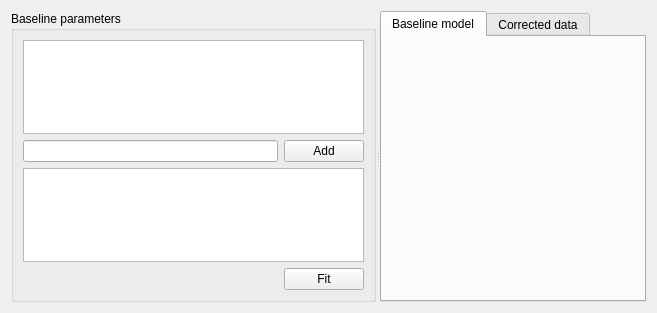
Qt form Code/Mantid/MantidQt/CustomInterfaces/inc/MantidQtCustomInterfaces/Muon/ALCBaselineModellingView.ui (mantidproject/mantid) before a commit.
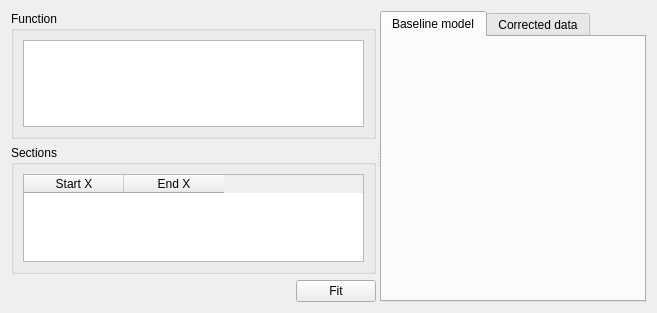
The same form after that commit. Custom widgets are drawn as their Qt base class.

Commit message: Refs #9213. Use table to present sections

```diff
--- a/Code/Mantid/MantidQt/CustomInterfaces/inc/MantidQtCustomInterfaces/Muon/ALCBaselineModellingView.ui
+++ b/Code/Mantid/MantidQt/CustomInterfaces/inc/MantidQtCustomInterfaces/Muon/ALCBaselineModellingView.ui
@@ -13,45 +13,68 @@
   <property name="windowTitle">
    <string>Form</string>
   </property>
-  <layout class="QVBoxLayout" name="verticalLayout_2">
+  <layout class="QVBoxLayout" name="verticalLayout">
    <item>
     <widget class="QSplitter" name="splitter">
      <property name="orientation">
       <enum>Qt::Horizontal</enum>
      </property>
-     <widget class="QGroupBox" name="verticalGroupBox">
-      <property name="title">
-       <string>Baseline parameters</string>
-      </property>
-      <property name="flat">
-       <bool>false</bool>
-      </property>
-      <property name="checkable">
-       <bool>false</bool>
-      </property>
-      <layout class="QVBoxLayout" name="verticalLayout">
+     <widget class="QWidget" name="verticalLayoutWidget">
+      <layout class="QVBoxLayout" name="verticalLayout_2">
        <item>
-        <widget class="QTextEdit" name="function"/>
+        <widget class="QGroupBox" name="groupBox_2">
+         <property name="title">
+          <string>Function</string>
+         </property>
+         <layout class="QVBoxLayout" name="verticalLayout_4">
+          <item>
+           <widget class="QTextEdit" name="function"/>
+          </item>
+         </layout>
+        </widget>
        </item>
        <item>
-        <layout class="QHBoxLayout" name="horizontalLayout">
-         <item>
-          <widget class="QLineEdit" name="range"/>
-         </item>
-         <item>
-          <widget class="QPushButton" name="addSection">
-           <property name="text">
-            <string>Add</string>
-           </property>
-          </widget>
-         </item>
-        </layout>
-       </item>
-       <item>
-        <widget class="QPlainTextEdit" name="sections">
-         <property name="readOnly">
-          <bool>true</bool>
+        <widget class="QGroupBox" name="groupBox">
+         <property name="title">
+          <string>Sections</string>
          </property>
+         <layout class="QVBoxLayout" name="verticalLayout_3">
+          <item>
+           <widget class="QTableWidget" name="sections">
+            <property name="contextMenuPolicy">
+             <enum>Qt::ActionsContextMenu</enum>
+            </property>
+            <property name="alternatingRowColors">
+             <bool>true</bool>
+            </property>
+            <property name="selectionMode">
+             <enum>QAbstractItemView::SingleSelection</enum>
+            </property>
+            <property name="selectionBehavior">
+             <enum>QAbstractItemView::SelectRows</enum>
+            </property>
+            <attribute name="horizontalHeaderVisible">
+             <bool>true</bool>
+            </attribute>
+            <attribute name="horizontalHeaderHighlightSections">
+             <bool>false</bool>
+            </attribute>
+            <attribute name="horizontalHeaderStretchLastSection">
+             <bool>false</bool>
+            </attribute>
+            <column>
+             <property name="text">
+              <string>Start X</string>
+             </property>
+            </column>
+            <column>
+             <property name="text">
+              <string>End X</string>
+             </property>
+            </column>
+           </widget>
+          </item>
+         </layout>
         </widget>
        </item>
        <item>
```
Left out of the diff: 3 changed lines with no effect on the pictures. The commit also changes 2 other files.
